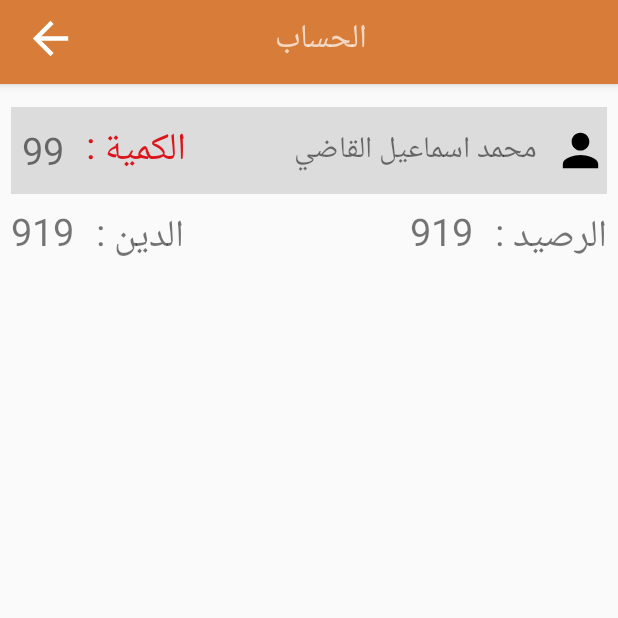
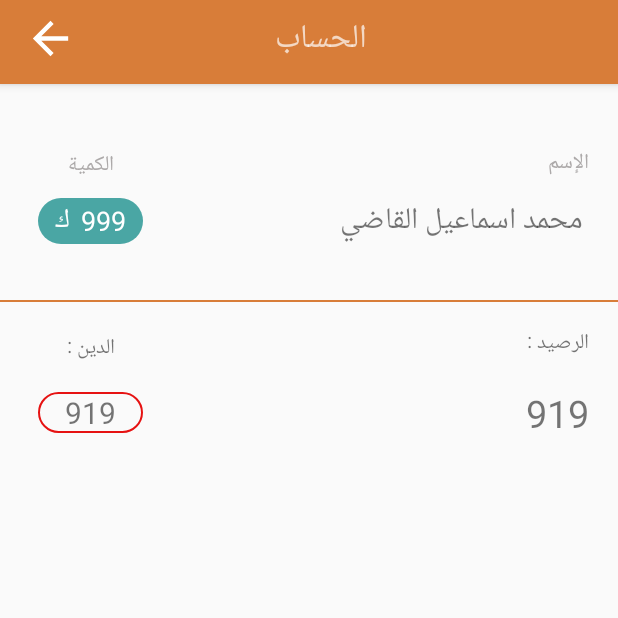
Before and after one commit to mima5/BreadApp, an Android app: the ShowUseerDetails screen opened directly, with no data from a screen before it, on a phone screen of 412 x 824 dp, the top half of it. Run offline under Robolectric (Android 15) with nearby library versions, the phone set to English and light mode, and no system bars; libraries missing offline, so code that uses them is left out: io.realm; 1 statement that could not run was skipped.

Commit message:
Toning content_show_user_details

```diff
--- /dev/null
+++ b/app/src/main/res/drawable/block_circel_border_only.xml
@@ -0,0 +1,11 @@
+<?xml version="1.0" encoding="utf-8"?>
+<shape xmlns:android="http://schemas.android.com/apk/res/android">
+
+    <stroke
+        android:color="@color/Red"
+        android:width="1dp"/>
+
+    <corners
+        android:radius="200dp"/>
+
+</shape>
--- /dev/null
+++ b/app/src/main/res/drawable/block_circel_corner.xml
@@ -0,0 +1,10 @@
+<?xml version="1.0" encoding="utf-8"?>
+<shape xmlns:android="http://schemas.android.com/apk/res/android">
+
+    <solid
+        android:color="@color/second"/>
+
+    <corners
+        android:radius="200dp"/>
+
+</shape>
--- a/app/src/main/res/layout/content_show_useer_details.xml
+++ b/app/src/main/res/layout/content_show_useer_details.xml
@@ -1,9 +1,10 @@
 <?xml version="1.0" encoding="utf-8"?>
-<android.support.constraint.ConstraintLayout xmlns:android="http://schemas.android.com/apk/res/android"
+<LinearLayout xmlns:android="http://schemas.android.com/apk/res/android"
     xmlns:app="http://schemas.android.com/apk/res-auto"
     xmlns:tools="http://schemas.android.com/tools"
     android:layout_width="match_parent"
     android:layout_height="match_parent"
+    android:orientation="vertical"
     app:layout_behavior="@string/appbar_scrolling_view_behavior"
     tools:context=".ShowUseerDetails"
     tools:showIn="@layout/activity_show_useer_details">
@@ -17,72 +18,179 @@
         android:gravity="right"
         android:orientation="vertical">
 
-        <RelativeLayout
+        <LinearLayout
             android:layout_width="match_parent"
             android:layout_height="wrap_content"
-            android:layout_marginLeft="7dp"
+            android:layout_marginLeft="12dp"
             android:layout_marginTop="15dp"
-            android:layout_marginRight="7dp"
-            android:background="#DCDCDC">
+            android:layout_marginRight="12dp"
+            android:layout_marginBottom="35dp"
+            android:orientation="horizontal">
 
-            <ImageView
-                android:id="@+id/person"
-                android:layout_width="35dp"
-                android:layout_height="35dp"
-                android:layout_alignParentRight="true"
-                android:layout_centerInParent="true"
-                android:src="@drawable/ic_person" />
+
+            <LinearLayout
+                android:layout_width="match_parent"
+                android:layout_height="wrap_content"
+                android:layout_gravity="center"
+                android:layout_weight="3"
+                android:gravity="center"
+                android:orientation="vertical">
 
                 <TextView
+                    android:layout_width="wrap_content"
+                    android:layout_height="wrap_content"
+                    android:layout_marginBottom="10dp"
+                    android:text="الكمية"
+                    android:textColor="@color/gray"
+                    android:textSize="14sp" />
+
+
+                <LinearLayout
+                    android:layout_width="70dp"
+                    android:layout_height="wrap_content"
+                    android:layout_gravity="center"
+                    android:background="@drawable/block_circel_corner"
+                    android:gravity="center"
+                    android:orientation="horizontal"
+                    android:paddingLeft="8dp"
+                    android:paddingRight="8dp">
+
+
+                    <TextView
+                        android:layout_width="wrap_content"
+                        android:layout_height="wrap_content"
+                        android:layout_marginRight="7dp"
+                        android:text="ك"
+                        android:textColor="#FFFFFF"
+                        android:textSize="18sp" />
+
+
+                    <TextView
+                        android:id="@+id/showFlour"
+                        android:layout_width="wrap_content"
+                        android:layout_height="wrap_content"
+                        android:gravity="center"
+                        android:text="999"
+                        android:textColor="#FFFFFF"
+                        android:textSize="18sp" />
+
+
+                </LinearLayout>
+
+
+            </LinearLayout>
+
+            <LinearLayout
+                android:layout_width="match_parent"
+                android:layout_height="wrap_content"
+                android:layout_gravity="right"
+                android:layout_weight="1"
+                android:gravity="right"
+                android:orientation="vertical">
+
+
+                <TextView
+                    android:id="@+id/person"
+                    android:layout_width="wrap_content"
+                    android:layout_height="wrap_content"
+                    android:layout_marginRight="7dp"
+                    android:layout_marginBottom="10dp"
+                    android:src="@drawable/ic_person"
+                    android:text="الإسم"
+                    android:textColor="@color/gray"
+                    android:textSize="14sp" />
+
+
+                <TextView
+
                     android:id="@+id/showName"
                     android:layout_width="wrap_content"
                     android:layout_height="wrap_content"
-                android:layout_centerInParent="true"
                     android:layout_marginRight="7dp"
-                android:layout_toLeftOf="@+id/person"
                     android:paddingLeft="4dp"
                     android:paddingRight="4dp"
                     android:text="محمد اسماعيل القاضي"
                     android:textSize="20sp" />
 
+
+            </LinearLayout>
+
+
+        </LinearLayout>
+
+
+        // - - - - - - - - - - - - -
+
+
+        <View
+            android:id="@+id/left_divider"
+            android:layout_width="match_parent"
+            android:layout_height="1dp"
+            android:background="@color/colorPrimary" />
+
+
+        // - - - - - - - - - - - - -
+
+        <LinearLayout
+            android:layout_width="match_parent"
+            android:layout_height="wrap_content"
+            android:layout_marginLeft="12dp"
+            android:layout_marginTop="15dp"
+            android:layout_marginRight="12dp"
+            android:layout_marginBottom="35dp"
+            android:orientation="horizontal">
+
+
+            <LinearLayout
+                android:layout_width="match_parent"
+                android:layout_height="wrap_content"
+                android:layout_gravity="center"
+                android:layout_weight="3"
+                android:gravity="center"
+                android:orientation="vertical">
+
+
                 <TextView
+                    android:id="@+id/dept"
                     android:layout_width="wrap_content"
                     android:layout_height="wrap_content"
-                android:layout_centerInParent="true"
-                android:layout_margin="7dp"
-                android:layout_toRightOf="@+id/showFlour"
-                android:text="الكمية :"
-                android:textColor="#DC141C"
-                android:textSize="25sp" />
+                    android:layout_marginBottom="10dp"
+                    android:text="الدين :"
+                    android:textSize="14sp" />
+
 
                 <TextView
-                android:id="@+id/showFlour"
+                    android:background="@drawable/block_circel_border_only"
+                    android:gravity="center"
+                    android:id="@+id/showDept"
+                    android:layout_width="70dp"
+                    android:layout_height="wrap_content"
+                    android:layout_margin="7dp"
+                    android:text="919"
+                    android:textSize="20sp" />
+
+
+            </LinearLayout>
+
+            <LinearLayout
+                android:layout_width="match_parent"
+                android:layout_height="wrap_content"
+                android:layout_gravity="right"
+                android:layout_weight="1"
+                android:gravity="right"
+                android:orientation="vertical">
+
+                <TextView
+                    android:id="@+id/balanc"
                     android:layout_width="wrap_content"
                     android:layout_height="wrap_content"
-                android:layout_alignParentLeft="true"
-                android:layout_centerInParent="true"
-                android:layout_margin="7dp"
-                android:text="99"
-                android:textSize="25sp" />
+                    android:layout_marginRight="7dp"
+                    android:layout_marginBottom="10dp"
+                    android:text="الرصيد :"
+                    android:textSize="14sp" />
 
 
-        </RelativeLayout>
-
-
-        <RelativeLayout
-            android:layout_width="match_parent"
-            android:layout_height="wrap_content">
-
-            <TextView android:id="@+id/balanc"
-                android:layout_margin="7dp"
-                android:layout_alignParentRight="true"
-                android:text="الرصيد :"
-                android:textSize="25sp"
-                android:layout_width="wrap_content"
-                android:layout_height="wrap_content" />
-
-
-            <TextView android:layout_toLeftOf="@+id/balanc"
+                <TextView
                     android:id="@+id/showBalance"
                     android:layout_width="wrap_content"
                     android:layout_height="wrap_content"
@@ -90,29 +198,15 @@
                     android:text="919"
                     android:textSize="25sp" />
 
-            <TextView android:id="@+id/dept"
-                android:layout_toRightOf="@+id/showDept"
-                android:layout_margin="7dp"
-                android:text="الدين :"
-                android:textSize="25sp"
-                android:layout_width="wrap_content"
-                android:layout_height="wrap_content" />
 
-
-            <TextView
-                android:layout_alignParentLeft="true"
-                android:id="@+id/showDept"
-                android:layout_width="wrap_content"
-                android:layout_height="wrap_content"
-                android:layout_margin="7dp"
-                android:text="919"
-                android:textSize="25sp" />
-
-        </RelativeLayout>
-
+            </LinearLayout>
 
 
 
         </LinearLayout>
 
-</android.support.constraint.ConstraintLayout>
+
+    </LinearLayout>
+
+
+</LinearLayout>
--- a/app/src/main/res/layout/row_user.xml
+++ b/app/src/main/res/layout/row_user.xml
@@ -42,8 +42,8 @@
                 android:layout_toRightOf="@id/img_edit"
                 android:layout_marginLeft="4dp"
                 android:layout_centerVertical="true"
-                android:text="25"
-                android:textSize="21sp" />
+                android:text="22"
+                android:textSize="18sp" />
 
 
 
@@ -55,7 +55,7 @@
                 android:layout_centerVertical="true"
                 android:layout_marginLeft="-15dp"
                 android:layout_toRightOf="@+id/img_delete"
-                android:padding="8dp"
+                android:padding="10dp"
                 android:src="@drawable/ic_edit" />
 
             <ImageView
@@ -64,7 +64,7 @@
                 android:layout_height="55dp"
                 android:layout_alignParentLeft="true"
                 android:layout_centerVertical="true"
-                android:padding="8dp"
+                android:padding="10dp"
                 android:src="@drawable/ic_delete" />
 
 
--- a/app/src/main/res/values/colors.xml
+++ b/app/src/main/res/values/colors.xml
@@ -4,4 +4,17 @@
     <color name="colorPrimaryDark">#5E4534</color>
     <color name="colorPrimaryLight">#E59A51</color>
     <color name="colorAccent">#D81B60</color>
+
+    <color name="yellow">#F4AF21</color>
+    <color name="main">#29879F</color>
+    <color name="second">#4AA6A4</color>
+    <color name="last">#231F20</color>
+
+
+    <color name="Black">#000000</color>
+    <color name="Red">#e61212</color>
+    <color name="White">#fff</color>
+    <color name="gray">#aca9a9</color>
+    <color name="grayLight">#DBDBDB</color>
+    <color name="blueLight">#ebeeee</color>
 </resources>
```
Lines whose indentation alone changed are shown as unchanged.
